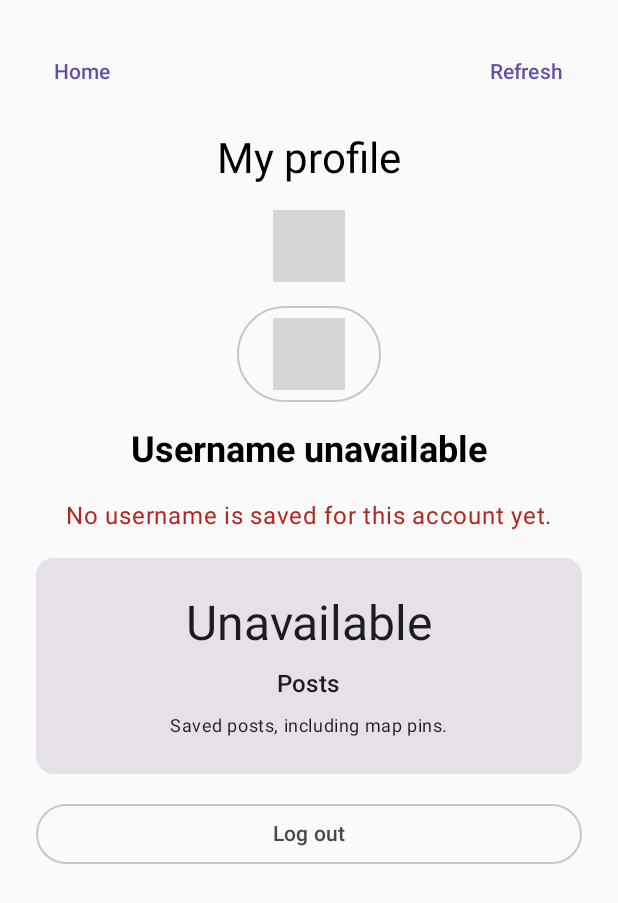
After one commit to bhidalgo1/COMP350-Nature-Quest, an Android app built with Jetpack Compose: the ProfileScreen screen opened through its navigation route, on a phone screen of 412 x 824 dp. The commit adds this screen. Shown: the top 903 px of the screen. Run offline under Robolectric (Android 15) with nearby library versions, the phone set to English and light mode, and no system bars; our stand-ins replace Firebase (no records; nobody signed in at launch, a user with empty details on screens opened directly); 9 statements that could not run were skipped; grey boxes are pictures that could not be loaded.

Commit message:
saving work on profile stuff, not fully done yet

```diff
--- a/AndroidProjects/app/build.gradle.kts
+++ b/AndroidProjects/app/build.gradle.kts
@@ -50,6 +50,7 @@ dependencies {
     implementation(libs.androidx.constraintlayout)
     implementation(libs.androidx.core.ktx)
     implementation(libs.androidx.lifecycle.runtime.ktx)
+    implementation("androidx.lifecycle:lifecycle-viewmodel-ktx:${libs.versions.lifecycleRuntimeKtx.get()}")
     implementation(libs.play.services.maps)
     implementation("androidx.camera:camera-camera2:1.5.0")
     implementation("androidx.camera:camera-lifecycle:1.5.0")
--- a/AndroidProjects/app/src/main/java/com/example/natureobservation/feature/posts/PhotoFeedScreen.kt
+++ b/AndroidProjects/app/src/main/java/com/example/natureobservation/feature/posts/PhotoFeedScreen.kt
@@ -1,5 +1,6 @@
 package com.example.natureobservation.feature.posts
 
+import com.example.naturequesthomescreen.ui.components.AuthorHeader
 import androidx.compose.foundation.Image
 import androidx.compose.foundation.layout.Arrangement
 import android.content.Intent
@@ -145,7 +146,7 @@ fun PhotoFeedScreen() {
                         if (post.description.isNotBlank()) {
                             Text(post.description, style = MaterialTheme.typography.bodyMedium)
                         }
-                        Text("Posted by ${post.authorId.take(8)}", style = MaterialTheme.typography.labelSmall)
+                        AuthorHeader(authorId = post.authorId)
                         PostInteractions(postId = post.id)
                     }
                 }
--- a/AndroidProjects/app/src/main/java/com/example/naturequesthomescreen/HomeScreen.kt
+++ b/AndroidProjects/app/src/main/java/com/example/naturequesthomescreen/HomeScreen.kt
@@ -28,6 +28,7 @@ fun HomeScreen(
     onMapClick: () -> Unit,
     onUploadClick: () -> Unit,
     onLikedPostsClick: () -> Unit,
+    onProfileClick: () -> Unit,
 ) {
     // These font changes apply to the home screen and its feed.
     val homeTypography = MaterialTheme.typography.copy(
@@ -147,7 +148,8 @@ fun HomeScreen(
                     }
 
                     HomeMenu(
-                        onLikedPostsClick = onLikedPostsClick
+                        onLikedPostsClick = onLikedPostsClick,
+                        onProfileClick = onProfileClick
                     )
                 }
 
--- a/AndroidProjects/app/src/main/java/com/example/naturequesthomescreen/LikedPostsScreen.kt
+++ b/AndroidProjects/app/src/main/java/com/example/naturequesthomescreen/LikedPostsScreen.kt
@@ -1,5 +1,6 @@
 package com.example.naturequesthomescreen
 
+import com.example.naturequesthomescreen.ui.components.AuthorHeader
 import androidx.activity.compose.BackHandler
 import androidx.compose.foundation.Image
 import androidx.compose.foundation.layout.*
@@ -139,10 +140,7 @@ fun LikedPostsScreen(onBack: () -> Unit) {
                                     Text(post.description)
                                 }
 
-                                Text(
-                                    text = "Posted by ${post.authorId.take(8)}",
-                                    style = MaterialTheme.typography.labelSmall
-                                )
+                                AuthorHeader(authorId = post.authorId)
 
                                 PostInteractions(postId = post.id)
                             }
--- /dev/null
+++ b/AndroidProjects/app/src/main/java/com/example/naturequesthomescreen/ProfileScreen.kt
@@ -0,0 +1,275 @@
+package com.example.naturequesthomescreen
+
+import android.widget.Toast
+import androidx.activity.compose.rememberLauncherForActivityResult
+import androidx.activity.result.PickVisualMediaRequest
+import androidx.activity.result.contract.ActivityResultContracts
+import androidx.compose.ui.platform.LocalContext
+import com.example.useraccount.PublicProfileRepository
+import com.example.naturequesthomescreen.ui.components.ProfileAvatar
+import com.example.naturequesthomescreen.ui.components.rememberAuthorProfile
+import androidx.activity.compose.BackHandler
+import androidx.compose.foundation.layout.*
+import androidx.compose.foundation.rememberScrollState
+import androidx.compose.foundation.verticalScroll
+import androidx.compose.material3.*
+import androidx.compose.runtime.*
+import androidx.compose.ui.Alignment
+import androidx.compose.ui.Modifier
+import androidx.compose.ui.text.font.FontWeight
+import androidx.compose.ui.unit.dp
+import com.example.useraccount.AuthenticateRepository
+import kotlinx.coroutines.CancellationException
+import kotlinx.coroutines.TimeoutCancellationException
+import kotlinx.coroutines.launch
+
+@Composable
+fun ProfileScreen(
+    onBack: () -> Unit,
+    onLogout: () -> Unit,
+    onRegisterClick: () -> Unit,
+    onLoginClick: () -> Unit,
+    notice: String? = null,
+    onDismissNotice: () -> Unit = {}
+) {
+    val repository = remember { AuthenticateRepository() }
+    val user = repository.currentUser()
+    val userId = user?.uid
+    val isGuest = user?.isAnonymous == true
+    val context = LocalContext.current
+    val publicRepository = remember { PublicProfileRepository() }
+    val publicProfile by rememberAuthorProfile(userId.orEmpty())
+    val scope = rememberCoroutineScope()
+    var photoBusy by remember(userId) { mutableStateOf(false) }
+    var photoError by remember(userId) { mutableStateOf<String?>(null) }
+    var publicProfileError by remember(userId) { mutableStateOf<String?>(null) }
+
+    BackHandler(enabled = photoBusy) { }
+    BackHandler(enabled = !photoBusy, onBack = onBack)
+
+    val photoPicker = rememberLauncherForActivityResult(ActivityResultContracts.PickVisualMedia()) { uri ->
+        if (uri != null && !photoBusy) {
+            photoBusy = true
+            photoError = null
+            scope.launch {
+                try {
+                    publicRepository.changePhoto(context, uri)
+                    publicProfileError = null
+                    Toast.makeText(context, "Profile picture saved", Toast.LENGTH_SHORT).show()
+                } catch (failure: Exception) {
+                    if (failure is CancellationException && failure !is TimeoutCancellationException) throw failure
+                    photoError = "Could not save your picture. " +
+                        (failure.localizedMessage ?: "Please try again.")
+                } finally {
+                    photoBusy = false
+                }
+            }
+        }
+    }
+    var username by remember(userId) { mutableStateOf(user?.displayName.orEmpty()) }
+    var usernameLoading by remember(userId) { mutableStateOf(userId != null && !isGuest) }
+    var usernameError by remember(userId) { mutableStateOf<String?>(null) }
+    var postCount by remember(userId) { mutableStateOf<Long?>(null) }
+    var countLoading by remember(userId) { mutableStateOf(userId != null) }
+    var countError by remember(userId) { mutableStateOf<String?>(null) }
+    var refreshKey by remember { mutableStateOf(0) }
+    var confirmSwitchAccount by remember { mutableStateOf(false) }
+
+    LaunchedEffect(userId, refreshKey) {
+        val uid = userId ?: return@LaunchedEffect
+        usernameError = null
+        countError = null
+        if (!isGuest) {
+            usernameLoading = true
+            launch {
+                try {
+                    val storedName = repository.loadUsername(uid)
+                    username = storedName ?: user?.displayName.orEmpty()
+                    if (username.isBlank()) {
+                        usernameError = "No username is saved for this account yet."
+                    }
+                } catch (failure: Exception) {
+                    if (failure is CancellationException && failure !is TimeoutCancellationException) {
+                        throw failure
+                    }
+                    usernameError = "Could not refresh your username. " +
+                            (failure.localizedMessage ?: "Check your connection and try again.")
+                } finally {
+                    usernameLoading = false
+                }
+            }
+        }
+        publicProfileError = null
+        launch {
+            try {
+                publicRepository.syncCurrentUser()
+            } catch (failure: Exception) {
+                if (failure is CancellationException && failure !is TimeoutCancellationException) throw failure
+                publicProfileError = "Could not publish your author details. " +
+                    (failure.localizedMessage ?: "Please try Refresh.")
+            }
+        }
+        countLoading = true
+        launch {
+            try {
+                postCount = repository.countPosts(uid)
+            } catch (failure: Exception) {
+                if (failure is CancellationException && failure !is TimeoutCancellationException) {
+                    throw failure
+                }
+                postCount = null
+                countError = "Could not load your post count. " +
+                        (failure.localizedMessage ?: "Check your connection and try again.")
+            } finally {
+                countLoading = false
+            }
+        }
+    }
+
+    if (confirmSwitchAccount) {
+        AlertDialog(
+            onDismissRequest = { confirmSwitchAccount = false },
+            title = { Text("Log in to another account?") },
+            text = {
+                Text("Your guest posts and likes will not move to an existing account. " +
+                        "Choose Create an account instead to keep them with a new account.")
+            },
+            confirmButton = {
+                TextButton(onClick = {
+                    confirmSwitchAccount = false
+                    onLoginClick()
+                }) { Text("Continue to login") }
+            },
+            dismissButton = {
+                TextButton(onClick = { confirmSwitchAccount = false }) { Text("Cancel") }
+            }
+        )
+    }
+
+    Column(
+        modifier = Modifier
+            .fillMaxSize()
+            .windowInsetsPadding(WindowInsets.safeDrawing)
+            .verticalScroll(rememberScrollState())
+            .padding(24.dp),
+        horizontalAlignment = Alignment.CenterHorizontally,
+        verticalArrangement = Arrangement.spacedBy(16.dp)
+    ) {
+        Row(
+            modifier = Modifier.fillMaxWidth(),
+            horizontalArrangement = Arrangement.SpaceBetween
+        ) {
+            TextButton(onClick = onBack, enabled = !photoBusy) { Text("Home") }
+            TextButton(
+                onClick = { refreshKey++ },
+                enabled = userId != null && !photoBusy && !usernameLoading && !countLoading
+            ) { Text("Refresh") }
+        }
+
+        Text("My profile", style = MaterialTheme.typography.headlineMedium)
+
+        if (notice != null) {
+            Card(modifier = Modifier.fillMaxWidth()) {
+                Column(modifier = Modifier.padding(16.dp)) {
+                    Text(notice)
+                    TextButton(onClick = onDismissNotice) { Text("Dismiss") }
+                }
+            }
+        }
+
+        ProfileAvatar(photoPath = publicProfile.photoPath, size = 112.dp, refreshKey = refreshKey)
+
+        if (userId != null) {
+            OutlinedButton(
+                enabled = !photoBusy,
+                onClick = {
+                    photoPicker.launch(PickVisualMediaRequest(ActivityResultContracts.PickVisualMedia.ImageOnly))
+                }
+            ) {
+                Text(if (publicProfile.photoPath.isBlank()) "Add profile picture" else "Change profile picture")
+            }
+            if (publicProfile.photoPath.isNotBlank()) {
+                TextButton(
+                    enabled = !photoBusy,
+                    onClick = {
+                        photoBusy = true
+                        photoError = null
+                        scope.launch {
+                            try {
+                                publicRepository.removePhoto()
+                                publicProfileError = null
+                            } catch (failure: Exception) {
+                                if (failure is CancellationException && failure !is TimeoutCancellationException) throw failure
+                                photoError = "Could not remove your picture. " +
+                                    (failure.localizedMessage ?: "Please try again.")
+                            } finally {
+                                photoBusy = false
+                            }
+                        }
+                    }
+                ) { Text("Remove picture") }
+            }
+            if (photoBusy) {
+                LinearProgressIndicator(modifier = Modifier.fillMaxWidth())
+                Text("Saving picture...")
+            }
+            photoError?.let { Text(it, color = MaterialTheme.colorScheme.error) }
+            publicProfileError?.let { Text(it, color = MaterialTheme.colorScheme.error) }
+        }
+
+        Text(
+            text = when {
+                userId == null -> "Please log in"
+                isGuest -> "Guest"
+                username.isNotBlank() -> username
+                usernameLoading -> "Loading username..."
+                else -> "Username unavailable"
+            },
+            style = MaterialTheme.typography.headlineSmall,
+            fontWeight = FontWeight.Bold
+        )
+        usernameError?.let {
+            Text(it, color = MaterialTheme.colorScheme.error)
+        }
+
+        if (userId != null) {
+            Card(modifier = Modifier.fillMaxWidth()) {
+                Column(
+                    modifier = Modifier.fillMaxWidth().padding(24.dp),
+                    horizontalAlignment = Alignment.CenterHorizontally,
+                    verticalArrangement = Arrangement.spacedBy(8.dp)
+                ) {
+                    if (countLoading) {
+                        CircularProgressIndicator(modifier = Modifier.size(28.dp))
+                    } else {
+                        Text(
+                            text = postCount?.toString() ?: "Unavailable",
+                            style = MaterialTheme.typography.headlineLarge
+                        )
+                    }
+                    Text("Posts", style = MaterialTheme.typography.titleMedium)
+                    Text("Saved posts, including map pins.", style = MaterialTheme.typography.bodySmall)
+                }
+            }
+            countError?.let { Text(it, color = MaterialTheme.colorScheme.error) }
+        }
+
+        when {
+            userId == null -> Button(onClick = onLoginClick) { Text("Log in") }
+            isGuest -> {
+                Text("Create an account to keep your guest posts and likes and log in again later.")
+                Button(onClick = onRegisterClick, enabled = !photoBusy, modifier = Modifier.fillMaxWidth()) {
+                    Text("Create an account")
+                }
+                OutlinedButton(
+                    onClick = { confirmSwitchAccount = true },
+                    enabled = !photoBusy,
+                    modifier = Modifier.fillMaxWidth()
+                ) { Text("Log in to an existing account") }
+            }
+            else -> OutlinedButton(onClick = onLogout, enabled = !photoBusy, modifier = Modifier.fillMaxWidth()) {
+                Text("Log out")
+            }
+        }
+    }
+}
--- a/AndroidProjects/app/src/main/java/com/example/viewmodel/AuthUiState.kt
+++ b/AndroidProjects/app/src/main/java/com/example/viewmodel/AuthUiState.kt
@@ -3,5 +3,6 @@ package com.example.viewmodel
 data class AuthUiState(
     val isLoading: Boolean = false,
     val successful: Boolean = false,
-    val error: String? = null
+    val error: String? = null,
+    val notice: String? = null
 )
```
Also changed, not shown: AndroidProjects/app/src/main/java/com/example/natureobservation/feature/posts/ObservationRepository.kt (+5 -2 lines), AndroidProjects/app/src/main/java/com/example/natureobservation/feature/posts/PostInteractions.kt (+6 -1 lines), AndroidProjects/app/src/main/java/com/example/naturequesthomescreen/HomeMenu.kt (+12 -2 lines), AndroidProjects/app/src/main/java/com/example/naturequesthomescreen/LoginScreen.kt (+25 -4 lines), AndroidProjects/app/src/main/java/com/example/naturequesthomescreen/Navigator.kt (+89 -15 lines), AndroidProjects/app/src/main/java/com/example/naturequesthomescreen/SignUpScreen.kt (+29 -6 lines), AndroidProjects/app/src/main/java/com/example/useraccount/AuthenticateRepository.kt (+76 -55 lines), AndroidProjects/app/src/main/java/com/example/viewmodel/AuthenticateVm.kt (+46 -37 lines).
